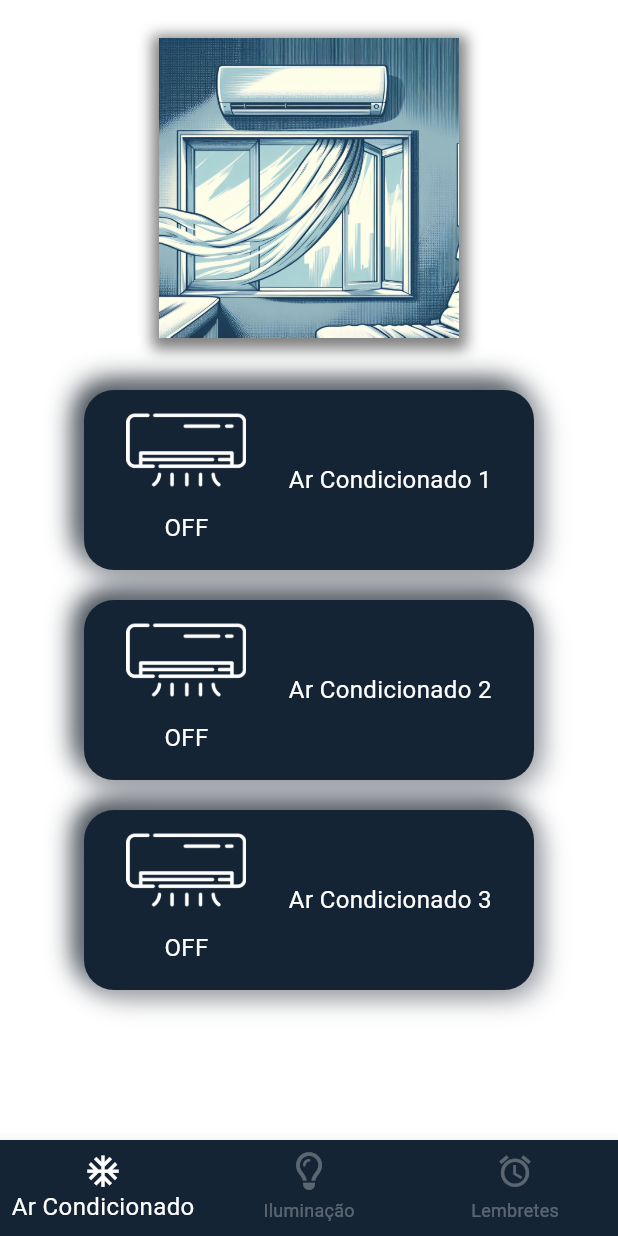
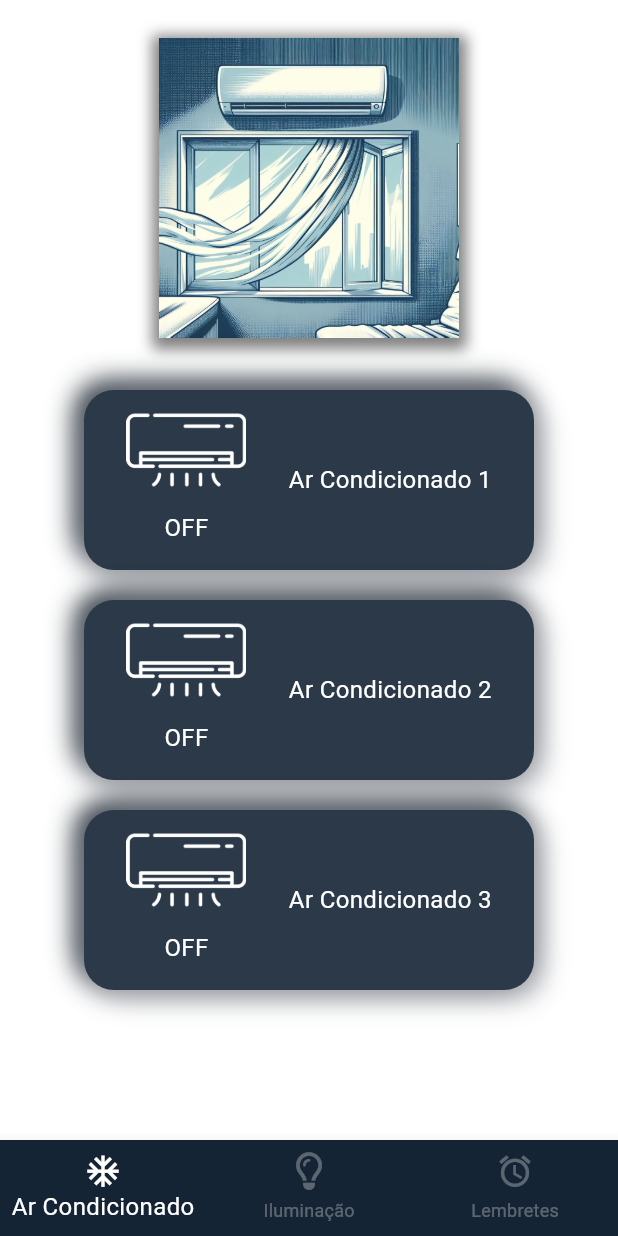
Before and after one commit to Mattheus-Smith/appautomacao, a Flutter app: the screen it shows after launch, on a phone screen of 412 x 824 dp. Run offline on Flutter 3.47's test engine with Material 3 defaults, Android fonts, the phone set to English and light mode, and no system bars; our stand-ins replace font_awesome_flutter.

Commit message:
att cor do botao off

```diff
--- a/lib/pages/ArCondicionadoPage.dart
+++ b/lib/pages/ArCondicionadoPage.dart
@@ -25,15 +25,15 @@ class _ArConficionadoPage extends State<ArConficionadoPage>{
     double larBtns = 300;
     //=========btn 1
     double blur1 = isPressed1 ? 15.0 : 25.0;
-    Color cor1 = isPressed1 ? Color(0xFF142434) : Color(0xFF0c151f);
+    Color cor1 = isPressed1 ? Color(0xFF2b3948) : Color(0xFF0c151f);
     String texto1 = isPressed1 ? "OFF" : "ON";
     //=========btn 2
     double blur2 = isPressed2 ? 15.0 : 25.0;
-    Color cor2 = isPressed2 ? Color(0xFF142434) : Color(0xFF0c151f);
+    Color cor2 = isPressed2 ? Color(0xFF2b3948) : Color(0xFF0c151f);
     String texto2 = isPressed2 ? "OFF" : "ON";
     //=========btn 3
     double blur3 = isPressed3 ? 15.0 : 25.0;
-    Color cor3 = isPressed3 ? Color(0xFF142434) : Color(0xFF0c151f);
+    Color cor3 = isPressed3 ? Color(0xFF2b3948) : Color(0xFF0c151f);
     String texto3 = isPressed3 ? "OFF" : "ON";
     return Scaffold(
       body: SingleChildScrollView(
```
